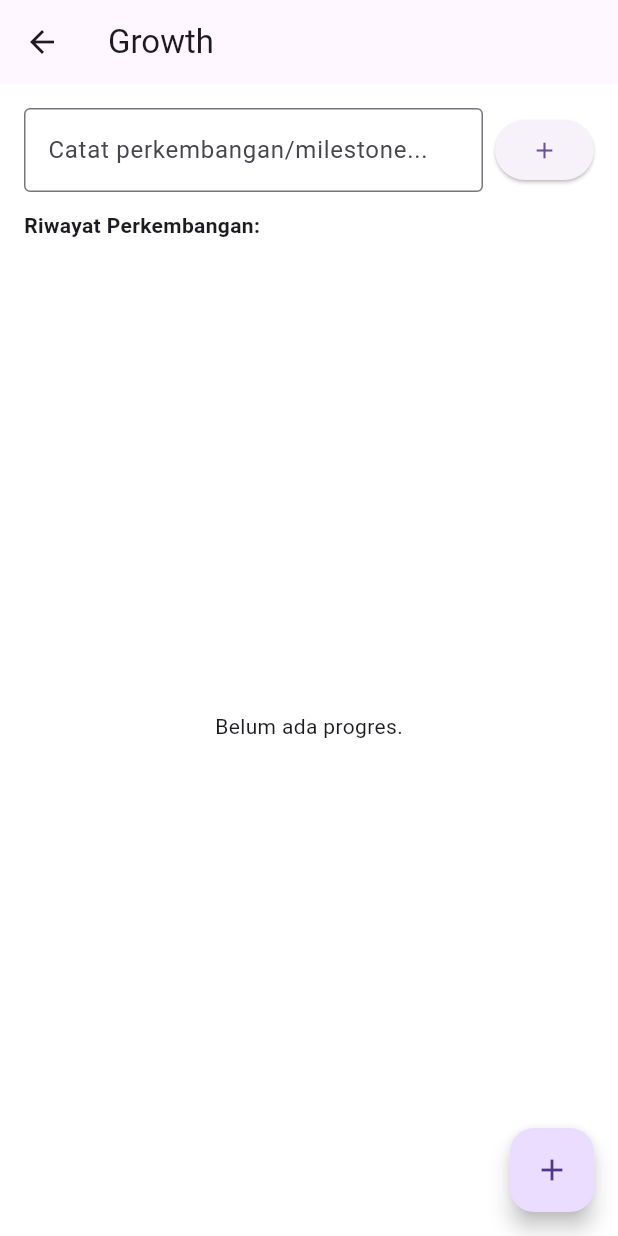
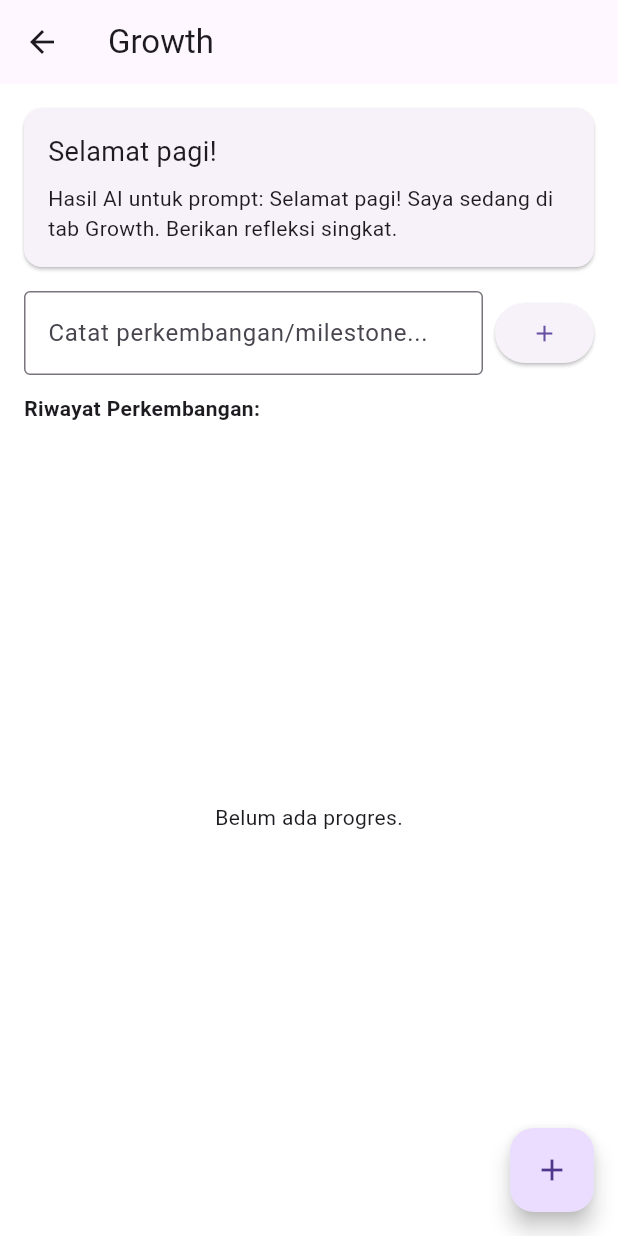
Before and after one commit to tanerizawa/dr_tan, a Flutter app: the _GrowthView screen opened directly, on a phone screen of 412 x 824 dp. Run offline on Flutter 3.47's test engine with Material 3 defaults, Android fonts, the phone set to English and light mode, and no system bars; our stand-ins replace hive; accounts and stored records are empty.

Commit message:
feat: add adaptive greeting banner with AI insight

```diff
--- a/lib/core/ai/ai_service.dart
+++ b/lib/core/ai/ai_service.dart
@@ -1,8 +1,15 @@
 // Wrapper service AI (bisa untuk API OpenRouter, Local ML, dsb)
 class AiService {
+  // Simpel cache untuk mencegah pemanggilan berulang dengan prompt yang sama
+  static final Map<String, String> _cache = {};
+
   // Contoh stub: dapatkan rekomendasi atau hasil AI
   Future<String> getInsight(String prompt) async {
+    if (_cache.containsKey(prompt)) return _cache[prompt]!;
+
     // TODO: Implementasi panggil AI
-    return "Hasil AI untuk prompt: $prompt";
+    final result = "Hasil AI untuk prompt: $prompt";
+    _cache[prompt] = result;
+    return result;
   }
 }
--- /dev/null
+++ b/lib/core/common/adaptive_greeting_banner.dart
@@ -0,0 +1,54 @@
+import 'package:flutter/material.dart';
+import '../../features/chat/greeting/greeting_service.dart';
+import '../ai/ai_service.dart';
+
+class AdaptiveGreetingBanner extends StatefulWidget {
+  final String pageName;
+  const AdaptiveGreetingBanner({super.key, required this.pageName});
+
+  @override
+  State<AdaptiveGreetingBanner> createState() => _AdaptiveGreetingBannerState();
+}
+
+class _AdaptiveGreetingBannerState extends State<AdaptiveGreetingBanner> {
+  late Future<String> _futureInsight;
+
+  @override
+  void initState() {
+    super.initState();
+    final greeting = GreetingService.getGreeting();
+    final prompt =
+        '$greeting Saya sedang di tab ${widget.pageName}. Berikan refleksi singkat.';
+    _futureInsight = AiService().getInsight(prompt);
+  }
+
+  @override
+  Widget build(BuildContext context) {
+    final greeting = GreetingService.getGreeting();
+    return FutureBuilder<String>(
+      future: _futureInsight,
+      builder: (context, snapshot) {
+        final aiText = snapshot.data;
+        return Card(
+          margin: const EdgeInsets.only(bottom: 16),
+          child: Padding(
+            padding: const EdgeInsets.all(16),
+            child: Column(
+              crossAxisAlignment: CrossAxisAlignment.start,
+              children: [
+                Text(greeting, style: const TextStyle(fontSize: 18)),
+                const SizedBox(height: 8),
+                if (snapshot.connectionState == ConnectionState.waiting)
+                  const LinearProgressIndicator()
+                else if (aiText != null)
+                  Text(aiText)
+                else
+                  const SizedBox.shrink(),
+              ],
+            ),
+          ),
+        );
+      },
+    );
+  }
+}
--- a/lib/features/growth/growth_page.dart
+++ b/lib/features/growth/growth_page.dart
@@ -1,6 +1,7 @@
 import 'package:flutter/material.dart';
 import 'package:provider/provider.dart';
 import '../../core/common/quick_add_dialog.dart';
+import '../../core/common/adaptive_greeting_banner.dart';
 import 'growth_widget.dart';
 import 'growth_provider.dart';
 import 'growth_repository.dart';
@@ -24,9 +25,14 @@ class _GrowthView extends StatelessWidget {
   Widget build(BuildContext context) {
     return Scaffold(
       appBar: AppBar(title: const Text('Growth')),
-      body: const Padding(
-        padding: EdgeInsets.all(16),
-        child: GrowthWidget(),
+      body: Padding(
+        padding: const EdgeInsets.all(16),
+        child: Column(
+          children: const [
+            AdaptiveGreetingBanner(pageName: 'Growth'),
+            Expanded(child: GrowthWidget()),
+          ],
+        ),
       ),
       floatingActionButton: FloatingActionButton(
         onPressed: () => showQuickAddDialog(
```
Also changed, not shown: lib/features/beranda/beranda_page.dart (+9 -3 lines), lib/features/chat/chat_page.dart (+9 -3 lines), lib/features/psy/psy_page.dart (+9 -3 lines).
